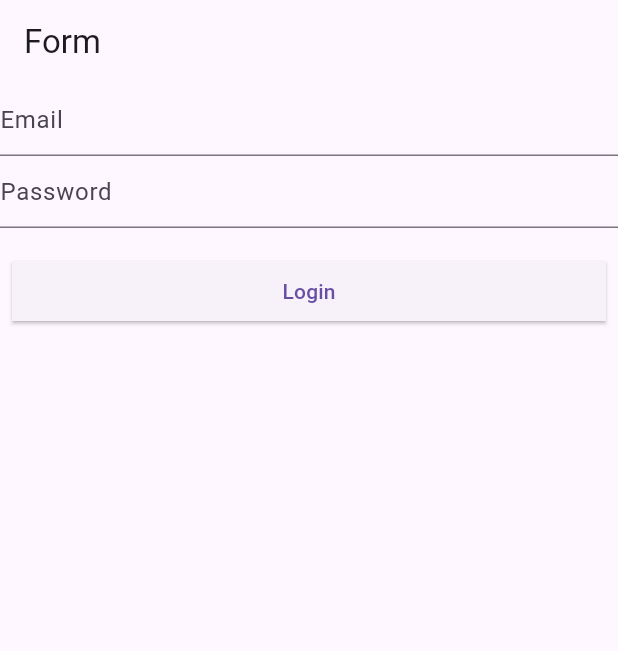
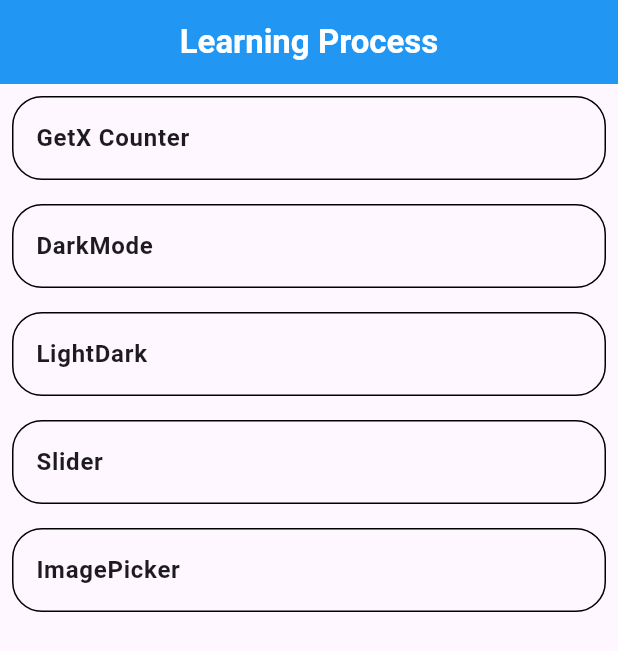
Before and after one commit to bipin24746/getx_learning, a Flutter app: the screen it shows after launch, on a phone screen of 412 x 824 dp. Shown: the top 651 px of the screen. Run offline on Flutter 3.47's test engine with Material 3 defaults, Android fonts, the phone set to English and light mode, and no system bars; our stand-ins replace get, image_picker; missing offline and left inert: dart:ffi.

Commit message:
in one page

```diff
--- /dev/null
+++ b/lib/all.dart
@@ -0,0 +1,71 @@
+import 'package:flutter/cupertino.dart';
+import 'package:flutter/material.dart';
+import 'package:get/get.dart';
+import 'package:getx_learning/beginning/homescreen.dart';
+import 'package:getx_learning/beginning/homescreenOne.dart';
+import 'package:getx_learning/beginning/project2/secondHome.dart';
+import 'package:getx_learning/beginning/project4/imagePicker.dart';
+import 'package:getx_learning/startingProject/projectone/homeScreen.dart';
+
+class AllPages extends StatefulWidget {
+  const AllPages({super.key});
+
+  @override
+  State<AllPages> createState() => _AllPagesState();
+}
+
+class _AllPagesState extends State<AllPages> {
+  // List of pages and their names
+  final List<Map<String, dynamic>> pages = [
+    {"title": "GetX Counter", "page": Homescreen()},
+    {"title": "DarkMode", "page": Homescreenone()},
+    {"title": "LightDark", "page": HomeScreen()},
+    {"title": "Slider", "page": SecondHome()},
+    {"title": "ImagePicker", "page": ImagePicker()},
+  ];
+
+  @override
+  Widget build(BuildContext context) {
+    return Scaffold(
+      appBar: AppBar(
+        title: Text(
+          "Learning Process",
+          style: TextStyle(color: Colors.white, fontWeight: FontWeight.bold),
+        ),
+        centerTitle: true,
+        backgroundColor: Colors.blue,
+      ),
+      body: Column(
+        children: [
+          Expanded(
+            // Wrap ListView.builder with Expanded
+            child: ListView.builder(
+              itemCount: pages.length,
+              itemBuilder: (context, index) {
+                return Padding(
+                  padding: const EdgeInsets.all(8.0),
+                  child: DecoratedBox(
+                    decoration: BoxDecoration(
+                      border: Border.all(),
+                      borderRadius: BorderRadius.circular(20),
+                    ),
+                    child: ListTile(
+                      title: Text(
+                        pages[index]["title"],
+                        style: TextStyle(fontWeight: FontWeight.bold),
+                      ),
+                      onTap: () {
+                        // Navigate to the corresponding page
+                        Get.to(pages[index]["page"]);
+                      },
+                    ),
+                  ),
+                );
+              },
+            ),
+          ),
+        ],
+      ),
+    );
+  }
+}
--- a/lib/beginning/homescreenOne.dart
+++ b/lib/beginning/homescreenOne.dart
@@ -49,10 +49,11 @@ class _HomescreenoneState extends State<Homescreenone> {
           Center(
               child: TextButton(
                   onPressed: () {
+                    Get.back();
                     // Get.to(Navigatingscreens(
                     //   name: " This is Second Page",
                     // ));
-                    Get.toNamed('/navigatorPage',arguments: ['this is first name','this is second name']);
+                    // Get.toNamed('/navigatorPage',arguments: ['this is first name','this is second name']);
                   },
                   child: Text("Go To screen two")))
         ],
--- a/lib/main.dart
+++ b/lib/main.dart
@@ -1,5 +1,6 @@
 import 'package:flutter/material.dart';
 import 'package:get/get.dart';
+import 'package:getx_learning/all.dart';
 import 'package:getx_learning/beginning/heightWidth.dart';
 import 'package:getx_learning/beginning/homescreen.dart';
 import 'package:getx_learning/beginning/homescreenOne.dart';
@@ -44,7 +45,7 @@ class MyApp extends StatelessWidget {
       //           ))
       // ],
 
-      home: const Homecrud(),
+      home: const AllPages(),
     );
   }
 }
--- a/lib/startingProject/projectone/homeScreen.dart
+++ b/lib/startingProject/projectone/homeScreen.dart
@@ -32,9 +32,12 @@ class _HomescreenState extends State<Homescreen> {
           ),
         );
       }),
-      floatingActionButton: FloatingActionButton(onPressed: () {
-        controller.counterController();
-      }),
+      floatingActionButton: FloatingActionButton(
+        onPressed: () {
+          controller.counterController();
+        },
+        child: Icon(Icons.add),
+      ),
     );
   }
 }
```
